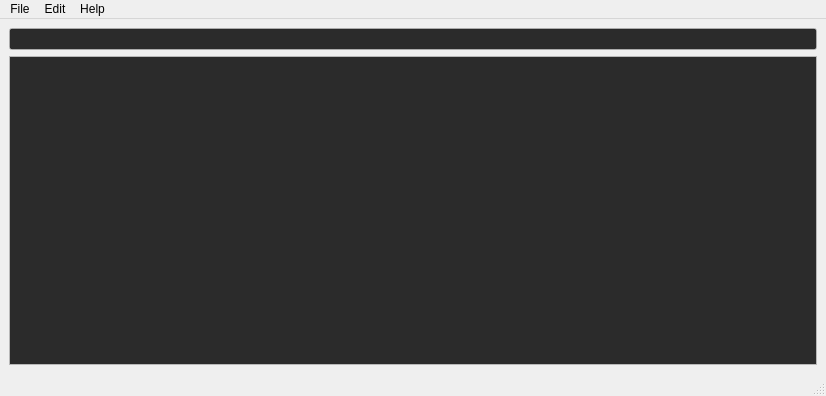
The window that source/JSONitor.ui (AaronAikman/JSONitor) describes before a commit, drawn with Qt 5.
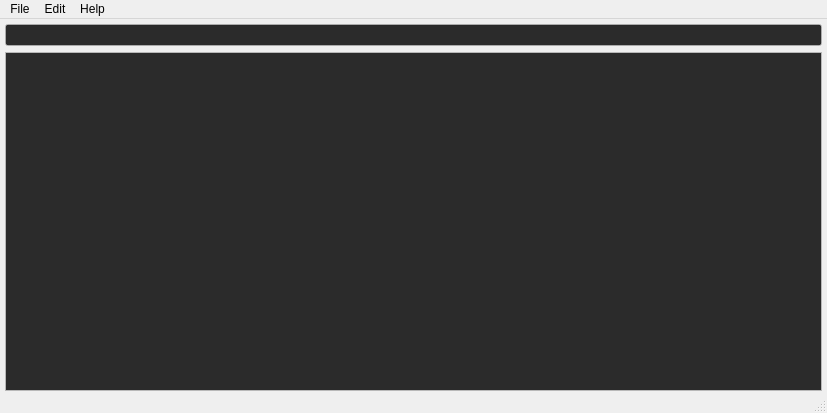
The same window after the commit.

Commit message: tabs cleaned up, ln col added

What changed in the file:
```diff
--- a/source/JSONitor.ui
+++ b/source/JSONitor.ui
@@ -6,8 +6,8 @@
    <rect>
     <x>0</x>
     <y>0</y>
-    <width>826</width>
-    <height>396</height>
+    <width>827</width>
+    <height>413</height>
    </rect>
   </property>
   <property name="palette">
@@ -106,12 +106,27 @@
   </property>
   <widget class="QWidget" name="centralwidget">
    <layout class="QGridLayout" name="gridLayout">
+    <property name="leftMargin">
+     <number>5</number>
+    </property>
+    <property name="topMargin">
+     <number>5</number>
+    </property>
+    <property name="rightMargin">
+     <number>5</number>
+    </property>
+    <property name="bottomMargin">
+     <number>0</number>
+    </property>
     <item row="1" column="0">
      <layout class="QVBoxLayout" name="verticalLayout_2">
       <item>
        <layout class="QHBoxLayout" name="horizontalLayout">
         <item>
          <widget class="QTextEdit" name="textEdit">
+          <property name="enabled">
+           <bool>true</bool>
+          </property>
           <property name="font">
            <font>
             <family>DejaVu Sans Mono</family>
@@ -134,7 +149,7 @@
     <rect>
      <x>0</x>
      <y>0</y>
-     <width>826</width>
+     <width>827</width>
      <height>21</height>
     </rect>
    </property>
@@ -168,7 +183,14 @@
    <addaction name="menuEdit"/>
    <addaction name="menuHelp"/>
   </widget>
-  <widget class="QStatusBar" name="statusbar"/>
+  <widget class="QStatusBar" name="statusbar">
+   <property name="enabled">
+    <bool>true</bool>
+   </property>
+   <property name="sizeGripEnabled">
+    <bool>true</bool>
+   </property>
+  </widget>
   <action name="actionOpen">
    <property name="text">
     <string>Open</string>
```
Left out of the diff: 29 changed lines with no effect on the pictures. The commit also changes 1 other file.
